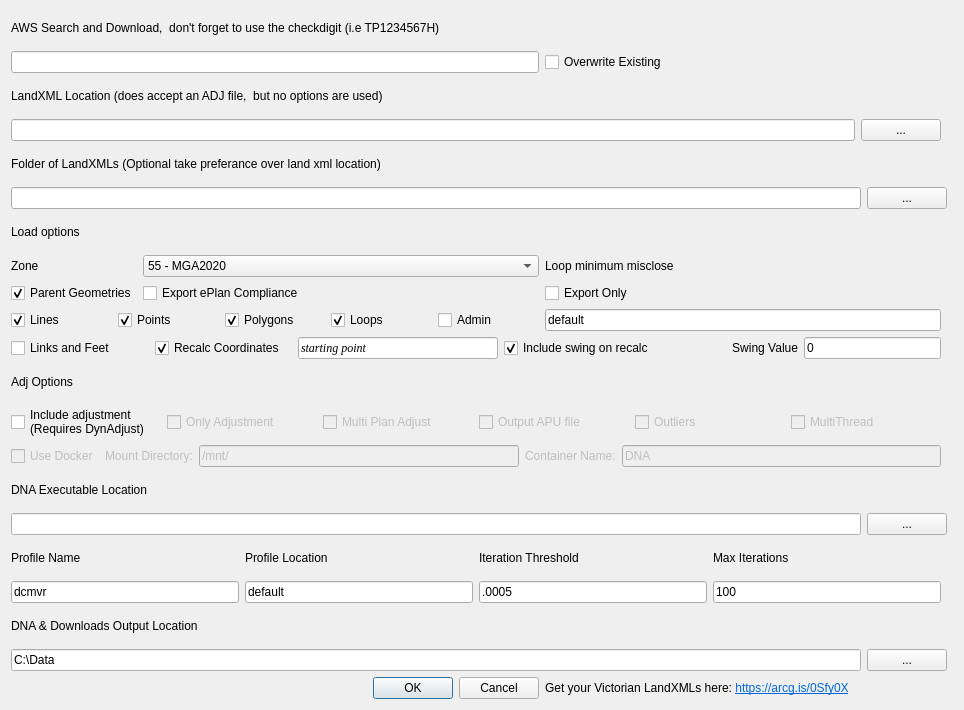
The window that landxml2qgis/landxml2qgis_dialog_base.ui (jameslevershadelwp/landxml2qgis-public) describes before a commit, drawn with Qt 5.
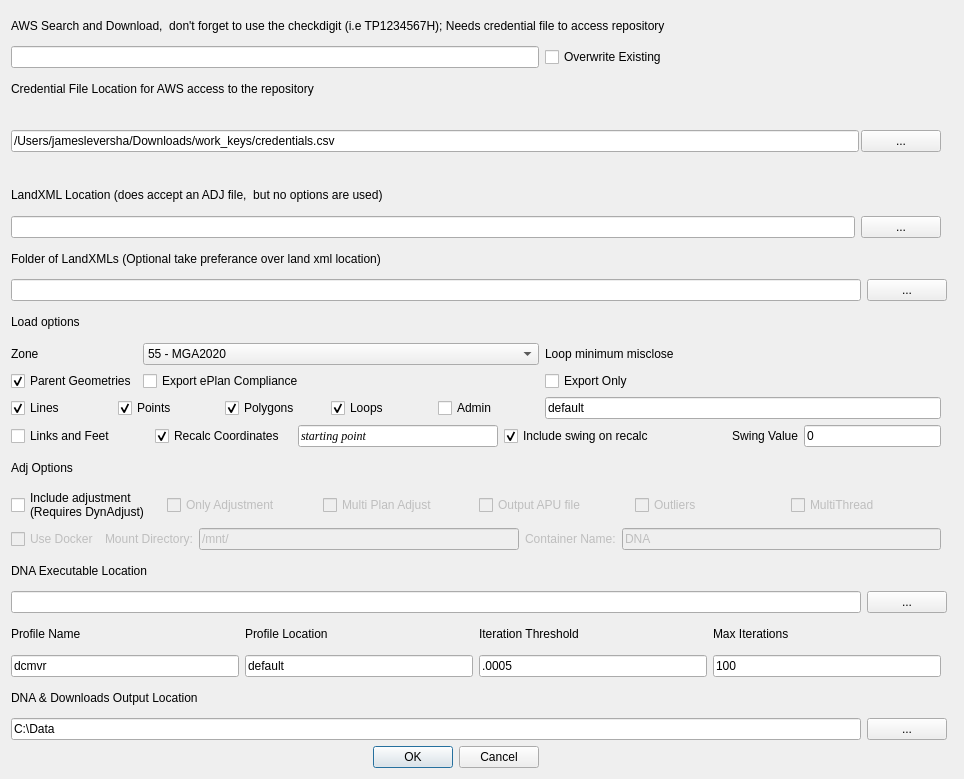
The same window after the commit.

Commit message: added credentials access, needs boto3, botocore and credential file to access. added functionality for easements, added to own layer.

What changed in the file:
```diff
--- a/landxml2qgis/landxml2qgis_dialog_base.ui
+++ b/landxml2qgis/landxml2qgis_dialog_base.ui
@@ -7,160 +7,24 @@
     <x>0</x>
     <y>0</y>
     <width>964</width>
-    <height>710</height>
+    <height>779</height>
    </rect>
   </property>
   <property name="windowTitle">
    <string>XML to QGIS</string>
   </property>
   <layout class="QGridLayout" name="gridLayout">
-   <item row="20" column="0" colspan="3">
-    <layout class="QHBoxLayout" name="horizontalLayout_10">
+   <item row="7" column="0" colspan="3">
+    <layout class="QHBoxLayout" name="horizontalLayout">
      <item>
-      <widget class="QCheckBox" name="linksfeet">
-       <property name="enabled">
-        <bool>true</bool>
-       </property>
-       <property name="text">
-        <string>Links and Feet</string>
-       </property>
-       <property name="checked">
-        <bool>false</bool>
-       </property>
-      </widget>
-     </item>
-     <item>
-      <widget class="QCheckBox" name="recalcCheckBox">
-       <property name="text">
-        <string>Recalc Coordinates</string>
-       </property>
-       <property name="checked">
-        <bool>true</bool>
-       </property>
-      </widget>
-     </item>
-     <item>
-      <widget class="QLineEdit" name="startingPointEdit">
-       <property name="maximumSize">
-        <size>
-         <width>200</width>
-         <height>16777215</height>
-        </size>
-       </property>
-       <property name="font">
-        <font>
-         <family>Georgia</family>
-         <italic>true</italic>
-        </font>
-       </property>
-       <property name="text">
-        <string>starting point</string>
-       </property>
-       <property name="maxLength">
-        <number>20</number>
-       </property>
-      </widget>
-     </item>
-     <item>
-      <widget class="QCheckBox" name="swingCheckBox">
-       <property name="enabled">
-        <bool>true</bool>
-       </property>
-       <property name="text">
-        <string>Include swing on recalc</string>
-       </property>
-       <property name="checked">
-        <bool>true</bool>
-       </property>
-      </widget>
-     </item>
-     <item>
-      <widget class="QLabel" name="label_14">
-       <property name="text">
-        <string>Swing Value</string>
-       </property>
-       <property name="alignment">
-        <set>Qt::AlignRight|Qt::AlignTrailing|Qt::AlignVCenter</set>
-       </property>
-      </widget>
-     </item>
-     <item>
-      <widget class="QLineEdit" name="swingValue">
-       <property name="sizePolicy">
-        <sizepolicy hsizetype="Minimum" vsizetype="Fixed">
-         <horstretch>0</horstretch>
-         <verstretch>0</verstretch>
-        </sizepolicy>
-       </property>
-       <property name="acceptDrops">
-        <bool>false</bool>
-       </property>
-       <property name="toolTip">
-        <string extracomment="Approixmate will take the coordinates in the file and swing to the mean swing value between recalculation and file"/>
-       </property>
-       <property name="toolTipDuration">
-        <number>1</number>
-       </property>
-       <property name="text">
-        <string>0</string>
-       </property>
-       <property name="maxLength">
-        <number>360</number>
-       </property>
-      </widget>
-     </item>
-    </layout>
-   </item>
-   <item row="8" column="0">
-    <widget class="QLabel" name="label_17">
-     <property name="text">
-      <string>Zone</string>
-     </property>
-    </widget>
-   </item>
-   <item row="31" column="0" colspan="3">
-    <layout class="QHBoxLayout" name="horizontalLayout_7">
-     <item>
-      <widget class="QLineEdit" name="lineEdit_11">
-       <property name="text">
-        <string>dcmvr</string>
-       </property>
-      </widget>
-     </item>
-     <item>
-      <widget class="QLineEdit" name="lineEdit_7">
-       <property name="text">
-        <string>default</string>
-       </property>
-      </widget>
-     </item>
-     <item>
-      <widget class="QLineEdit" name="lineEdit_9">
-       <property name="text">
-        <string>.0005</string>
-       </property>
-      </widget>
-     </item>
-     <item>
-      <widget class="QLineEdit" name="lineEdit_8">
-       <property name="text">
-        <string>100</string>
-       </property>
-      </widget>
-     </item>
-    </layout>
-   </item>
-   <item row="26" column="0" colspan="4">
-    <layout class="QHBoxLayout" name="horizontalLayout_2">
-     <item>
-      <widget class="QLineEdit" name="lineEdit_2">
+      <widget class="QLineEdit" name="lineEdit">
        <property name="text">
         <string/>
        </property>
       </widget>
      </item>
      <item>
-      <widget class="QPushButton" name="pushButton_2">
+      <widget class="QPushButton" name="pushButton">
        <property name="text">
         <string>...</string>
        </property>
@@ -168,85 +32,66 @@
      </item>
     </layout>
    </item>
-   <item row="32" column="0" colspan="5">
-    <widget class="QLabel" name="label_3">
+   <item row="1" column="0" colspan="2">
+    <widget class="QLineEdit" name="AWS_LineEdit">
+     <property name="enabled">
+      <bool>true</bool>
+     </property>
+    </widget>
+   </item>
+   <item row="6" column="0" colspan="2">
+    <widget class="QLabel" name="label_2">
      <property name="text">
-      <string>DNA &amp; Downloads Output Location</string>
+      <string>LandXML Location (does accept an ADJ file,  but no options are used)</string>
      </property>
     </widget>
    </item>
-   <item row="35" column="1">
-    <layout class="QHBoxLayout" name="horizontalLayout_9">
-     <item>
-      <widget class="QDialogButtonBox" name="button_box">
-       <property name="orientation">
-        <enum>Qt::Horizontal</enum>
-       </property>
-       <property name="standardButtons">
-        <set>QDialogButtonBox::Cancel|QDialogButtonBox::Ok</set>
-       </property>
-      </widget>
-     </item>
-    </layout>
+   <item row="0" column="0" colspan="5">
+    <widget class="QLabel" name="label_12">
+     <property name="enabled">
+      <bool>true</bool>
+     </property>
+     <property name="text">
+      <string>AWS Search and Download,  don't forget to use the checkdigit (i.e TP1234567H); Needs credential file to access repository</string>
+     </property>
+    </widget>
    </item>
-   <item row="19" column="0" colspan="2">
-    <layout class="QHBoxLayout" name="horizontalLayout_5">
+   <item row="32" column="0" colspan="3">
+    <layout class="QHBoxLayout" name="horizontalLayout_6">
      <item>
-      <widget class="QCheckBox" name="lineCheckBox">
+      <widget class="QLabel" name="label_10">
        <property name="text">
-        <string>Lines</string>
+        <string>Profile Name</string>
        </property>
-       <property name="checked">
-        <bool>true</bool>
-       </property>
       </widget>
      </item>
      <item>
-      <widget class="QCheckBox" name="pointCheckBox">
+      <widget class="QLabel" name="label_11">
        <property name="text">
-        <string>Points</string>
+        <string>Profile Location</string>
        </property>
-       <property name="checked">
-        <bool>true</bool>
-       </property>
       </widget>
      </item>
      <item>
-      <widget class="QCheckBox" name="polygonCheckBox">
-       <property name="text">
-        <string>Polygons</string>
+      <widget class="QLabel" name="label_8">
+       <property name="layoutDirection">
+        <enum>Qt::LeftToRight</enum>
        </property>
-       <property name="checked">
-        <bool>true</bool>
-       </property>
-      </widget>
-     </item>
-     <item>
-      <widget class="QCheckBox" name="loopCheckBox">
-       <property name="enabled">
-        <bool>true</bool>
-       </property>
        <property name="text">
-        <string>Loops</string>
+        <string>Iteration Threshold</string>
        </property>
-       <property name="checked">
-        <bool>true</bool>
-       </property>
       </widget>
      </item>
      <item>
-      <widget class="QCheckBox" name="adminCheckBox">
+      <widget class="QLabel" name="label_7">
        <property name="text">
-        <string>Admin</string>
+        <string>Max Iterations</string>
        </property>
-       <property name="checked">
-        <bool>false</bool>
-       </property>
       </widget>
      </item>
     </layout>
    </item>
-   <item row="24" column="0" colspan="3">
+   <item row="28" column="0" colspan="3">
     <layout class="QHBoxLayout" name="horizontalLayout_11">
      <property name="sizeConstraint">
       <enum>QLayout::SetDefaultConstraint</enum>
@@ -324,17 +169,71 @@
      </item>
     </layout>
    </item>
-   <item row="0" column="0" colspan="5">
-    <widget class="QLabel" name="label_12">
-     <property name="enabled">
-      <bool>true</bool>
-     </property>
+   <item row="23" column="0" colspan="2">
+    <layout class="QHBoxLayout" name="horizontalLayout_5">
+     <item>
+      <widget class="QCheckBox" name="lineCheckBox">
+       <property name="text">
+        <string>Lines</string>
+       </property>
+       <property name="checked">
+        <bool>true</bool>
+       </property>
+      </widget>
+     </item>
+     <item>
+      <widget class="QCheckBox" name="pointCheckBox">
+       <property name="text">
+        <string>Points</string>
+       </property>
+       <property name="checked">
+        <bool>true</bool>
+       </property>
+      </widget>
+     </item>
+     <item>
+      <widget class="QCheckBox" name="polygonCheckBox">
+       <property name="text">
+        <string>Polygons</string>
+       </property>
+       <property name="checked">
+        <bool>true</bool>
+       </property>
+      </widget>
+     </item>
+     <item>
+      <widget class="QCheckBox" name="loopCheckBox">
+       <property name="enabled">
+        <bool>true</bool>
+       </property>
+       <property name="text">
+        <string>Loops</string>
+       </property>
+       <property name="checked">
+        <bool>true</bool>
+       </property>
+      </widget>
+     </item>
+     <item>
+      <widget class="QCheckBox" name="adminCheckBox">
+       <property name="text">
+        <string>Admin</string>
+       </property>
+       <property name="checked">
+        <bool>false</bool>
+       </property>
+      </widget>
+     </item>
+    </layout>
+   </item>
+   <item row="13" column="1">
+    <widget class="QCheckBox" name="exportCheckBox">
      <property name="text">
-      <string>AWS Search and Download,  don't forget to use the checkdigit (i.e TP1234567H)</string>
+      <string>Export ePlan Compliance</string>
      </property>
     </widget>
    </item>
-   <item row="23" column="0" colspan="3">
+   <item row="27" column="0" colspan="3">
     <layout class="QHBoxLayout" name="horizontalLayout_8">
      <item>
       <widget class="QCheckBox" name="runDNACheckBox">
@@ -408,42 +307,104 @@
      </item>
     </layout>
    </item>
-   <item row="21" column="0">
+   <item row="12" column="1">
+    <widget class="QComboBox" name="zoneComboBox">
+     <item>
+      <property name="text">
+       <string>55 - MGA2020</string>
+      </property>
+     </item>
+     <item>
+      <property name="text">
+       <string>54 - MGA2020</string>
+      </property>
+     </item>
+     <item>
+      <property name="text">
+       <string>VicGrid - MGA2020</string>
+      </property>
+     </item>
+     <item>
+      <property name="text">
+       <string>GDA2020</string>
+      </property>
+     </item>
+     <item>
+      <property name="text">
+       <string>56- MGA2020</string>
+      </property>
+     </item>
+     <item>
+      <property name="text">
+       <string>53 - MGA2020</string>
+      </property>
+     </item>
+    </widget>
+   </item>
+   <item row="25" column="0">
     <widget class="QLabel" name="label_6">
      <property name="text">
       <string>Adj Options</string>
      </property>
     </widget>
    </item>
-   <item row="25" column="0" colspan="4">
+   <item row="12" column="0">
+    <widget class="QLabel" name="label_17">
+     <property name="text">
+      <string>Zone</string>
+     </property>
+    </widget>
+   </item>
+   <item row="29" column="0" colspan="4">
     <widget class="QLabel" name="label">
      <property name="text">
       <string>DNA Executable Location</string>
      </property>
     </widget>
    </item>
-   <item row="7" column="0" colspan="2">
-    <widget class="QLabel" name="label_5">
-     <property name="text">
-      <string>Load options</string>
-     </property>
-    </widget>
-   </item>
-   <item row="8" column="2">
+   <item row="12" column="2">
     <widget class="QLabel" name="label_9">
      <property name="text">
       <string>Loop minimum misclose</string>
      </property>
     </widget>
    </item>
-   <item row="5" column="0" colspan="2">
-    <widget class="QLabel" name="label_4">
+   <item row="1" column="2">
+    <layout class="QVBoxLayout" name="verticalLayout">
+     <item>
+      <widget class="QCheckBox" name="overwriteCheckBox">
+       <property name="enabled">
+        <bool>true</bool>
+       </property>
+       <property name="text">
+        <string>Overwrite Existing</string>
+       </property>
+      </widget>
+     </item>
+    </layout>
+   </item>
+   <item row="13" column="2">
+    <widget class="QCheckBox" name="exportOnlyCheckBox">
      <property name="text">
-      <string>Folder of LandXMLs (Optional take preferance over land xml location)</string>
+      <string>Export Only</string>
      </property>
     </widget>
    </item>
-   <item row="33" column="0" colspan="4">
+   <item row="39" column="1">
+    <layout class="QHBoxLayout" name="horizontalLayout_9">
+     <item>
+      <widget class="QDialogButtonBox" name="button_box">
+       <property name="orientation">
+        <enum>Qt::Horizontal</enum>
+       </property>
+       <property name="standardButtons">
+        <set>QDialogButtonBox::Cancel|QDialogButtonBox::Ok</set>
+       </property>
+      </widget>
+     </item>
+    </layout>
+   </item>
+   <item row="37" column="0" colspan="4">
     <layout class="QHBoxLayout" name="horizontalLayout_3">
      <item>
       <widget class="QLineEdit" name="lineEdit_3">
@@ -464,17 +425,17 @@
      </item>
     </layout>
    </item>
-   <item row="3" column="0" colspan="3">
-    <layout class="QHBoxLayout" name="horizontalLayout">
+   <item row="30" column="0" colspan="4">
+    <layout class="QHBoxLayout" name="horizontalLayout_2">
      <item>
-      <widget class="QLineEdit" name="lineEdit">
+      <widget class="QLineEdit" name="lineEdit_2">
        <property name="text">
         <string/>
        </property>
       </widget>
      </item>
      <item>
-      <widget class="QPushButton" name="pushButton">
+      <widget class="QPushButton" name="pushButton_2">
        <property name="text">
         <string>...</string>
        </property>
@@ -482,21 +443,150 @@
      </item>
     </layout>
    </item>
-   <item row="1" column="2">
-    <layout class="QVBoxLayout" name="verticalLayout">
+   <item row="11" column="0" colspan="2">
+    <widget class="QLabel" name="label_5">
+     <property name="text">
+      <string>Load options</string>
+     </property>
+    </widget>
+   </item>
+   <item row="2" column="0" colspan="2">
+    <widget class="QLabel" name="label_18">
+     <property name="text">
+      <string>Credential File Location for AWS access to the repository</string>
+     </property>
+    </widget>
+   </item>
+   <item row="35" column="0" colspan="3">
+    <layout class="QHBoxLayout" name="horizontalLayout_7">
      <item>
-      <widget class="QCheckBox" name="overwriteCheckBox">
+      <widget class="QLineEdit" name="lineEdit_11">
+       <property name="text">
+        <string>dcmvr</string>
+       </property>
+      </widget>
+     </item>
+     <item>
+      <widget class="QLineEdit" name="lineEdit_7">
+       <property name="text">
+        <string>default</string>
+       </property>
+      </widget>
+     </item>
+     <item>
+      <widget class="QLineEdit" name="lineEdit_9">
+       <property name="text">
+        <string>.0005</string>
+       </property>
+      </widget>
+     </item>
+     <item>
+      <widget class="QLineEdit" name="lineEdit_8">
+       <property name="text">
+        <string>100</string>
+       </property>
+      </widget>
+     </item>
+    </layout>
+   </item>
+   <item row="24" column="0" colspan="3">
+    <layout class="QHBoxLayout" name="horizontalLayout_10">
+     <item>
+      <widget class="QCheckBox" name="linksfeet">
        <property name="enabled">
         <bool>true</bool>
        </property>
        <property name="text">
-        <string>Overwrite Existing</string>
+        <string>Links and Feet</string>
        </property>
+       <property name="checked">
+        <bool>false</bool>
+       </property>
       </widget>
      </item>
+     <item>
+      <widget class="QCheckBox" name="recalcCheckBox">
+       <property name="text">
+        <string>Recalc Coordinates</string>
+       </property>
+       <property name="checked">
+        <bool>true</bool>
+       </property>
+      </widget>
+     </item>
+     <item>
+      <widget class="QLineEdit" name="startingPointEdit">
+       <property name="maximumSize">
+        <size>
+         <width>200</width>
+         <height>16777215</height>
+        </size>
+       </property>
+       <property name="font">
+        <font>
+         <family>Georgia</family>
+         <italic>true</italic>
+        </font>
+       </property>
+       <property name="text">
+        <string>starting point</string>
+       </property>
+       <property name="maxLength">
+        <number>20</number>
+       </property>
+      </widget>
+     </item>
+     <item>
+      <widget class="QCheckBox" name="swingCheckBox">
+       <property name="enabled">
+        <bool>true</bool>
+       </property>
+       <property name="text">
+        <string>Include swing on recalc</string>
+       </property>
+       <property name="checked">
+        <bool>true</bool>
+       </property>
+      </widget>
+     </item>
+     <item>
+      <widget class="QLabel" name="label_14">
+       <property name="text">
+        <string>Swing Value</string>
+       </property>
+       <property name="alignment">
+        <set>Qt::AlignRight|Qt::AlignTrailing|Qt::AlignVCenter</set>
+       </property>
+      </widget>
+     </item>
+     <item>
+      <widget class="QLineEdit" name="swingValue">
+       <property name="sizePolicy">
+        <sizepolicy hsizetype="Minimum" vsizetype="Fixed">
+         <horstretch>0</horstretch>
+         <verstretch>0</verstretch>
+        </sizepolicy>
+       </property>
+       <property name="acceptDrops">
+        <bool>false</bool>
+       </property>
+       <property name="toolTip">
+        <string extracomment="Approixmate will take the coordinates in the file and swing to the mean swing value between recalculation and file"/>
+       </property>
+       <property name="toolTipDuration">
+        <number>1</number>
+       </property>
+       <property name="text">
+        <string>0</string>
+       </property>
+       <property name="maxLength">
+        <number>360</number>
+       </property>
+      </widget>
+     </item>
     </layout>
    </item>
-   <item row="19" column="2">
+   <item row="23" column="2">
     <widget class="QLineEdit" name="lineEdit_10">
      <property name="text">
       <string>default</string>
@@ -506,31 +596,7 @@
      </property>
     </widget>
    </item>
-   <item row="1" column="0" colspan="2">
-    <widget class="QLineEdit" name="AWS_LineEdit">
-     <property name="enabled">
-      <bool>true</bool>
-     </property>
-    </widget>
-   </item>
-   <item row="2" column="0" colspan="2">
-    <widget class="QLabel" name="label_2">
-     <property name="text">
-      <string>LandXML Location (does accept an ADJ file,  but no options are used)</string>
-     </property>
-    </widget>
-   </item>
-   <item row="35" column="2">
-    <widget class="QLabel" name="label_13">
-     <property name="text">
-      <string>&lt;html&gt;&lt;head/&gt;&lt;body&gt;&lt;p&gt;Get your Victorian LandXMLs here:  &lt;a href=&quot; https://arcg.is/0Sfy0X&quot;&gt;&lt;span style=&quot; text-decoration: underline; color:#0068da;&quot;&gt;https://arcg.is/0Sfy0X&lt;/span&gt;&lt;/a&gt;&lt;/p&gt;&lt;/body&gt;&lt;/html&gt;</string>
-     </property>
-     <property name="openExternalLinks">
-      <bool>true</bool>
-     </property>
-    </widget>
-   </item>
-   <item row="6" column="0" colspan="4">
+   <item row="10" column="0" colspan="4">
     <layout class="QHBoxLayout" name="horizontalLayout_4">
      <item>
       <widget class="QLineEdit" name="lineEdit_4">
@@ -548,83 +614,7 @@
      </item>
     </layout>
    </item>
-   <item row="8" column="1">
-    <widget class="QComboBox" name="zoneComboBox">
-     <item>
-      <property name="text">
-       <string>55 - MGA2020</string>
-      </property>
-     </item>
-     <item>
-      <property name="text">
-       <string>54 - MGA2020</string>
-      </property>
-     </item>
-     <item>
-      <property name="text">
-       <string>VicGrid - MGA2020</string>
-      </property>
-     </item>
-     <item>
-      <property name="text">
-       <string>GDA2020</string>
-      </property>
-     </item>
-     <item>
-      <property name="text">
-       <string>56- MGA2020</string>
-      </property>
-     </item>
-     <item>
-      <property name="text">
-       <string>53 - MGA2020</string>
-      </property>
-     </item>
-    </widget>
-   </item>
-   <item row="28" column="0" colspan="3">
-    <layout class="QHBoxLayout" name="horizontalLayout_6">
-     <item>
-      <widget class="QLabel" name="label_10">
-       <property name="text">
-        <string>Profile Name</string>
-       </property>
-      </widget>
-     </item>
-     <item>
-      <widget class="QLabel" name="label_11">
-       <property name="text">
-        <string>Profile Location</string>
-       </property>
-      </widget>
-     </item>
-     <item>
-      <widget class="QLabel" name="label_8">
-       <property name="layoutDirection">
-        <enum>Qt::LeftToRight</enum>
-       </property>
-       <property name="text">
-        <string>Iteration Threshold</string>
-       </property>
-      </widget>
-     </item>
-     <item>
-      <widget class="QLabel" name="label_7">
-       <property name="text">
-        <string>Max Iterations</string>
-       </property>
-      </widget>
-     </item>
-    </layout>
-   </item>
-   <item row="9" column="2">
-    <widget class="QCheckBox" name="exportOnlyCheckBox">
-     <property name="text">
-      <string>Export Only</string>
-     </property>
-    </widget>
-   </item>
-   <item row="9" column="0">
+   <item row="13" column="0">
     <widget class="QCheckBox" name="parentGeometryCheckBox">
      <property name="text">
       <string>Parent Geometries</string>
@@ -634,13 +624,47 @@
      </property>
     </widget>
    </item>
-   <item row="9" column="1">
-    <widget class="QCheckBox" name="exportCheckBox">
+   <item row="36" column="0" colspan="5">
+    <widget class="QLabel" name="label_3">
      <property name="text">
-      <string>Export ePlan Compliance</string>
+      <string>DNA &amp; Downloads Output Location</string>
      </property>
     </widget>
    </item>
+   <item row="9" column="0" colspan="2">
+    <widget class="QLabel" name="label_4">
+     <property name="text">
+      <string>Folder of LandXMLs (Optional take preferance over land xml location)</string>
+     </property>
+    </widget>
+   </item>
+   <item row="3" column="0" rowspan="2" colspan="3">
+    <layout class="QHBoxLayout" name="horizontalLayout_13" stretch="0,0">
+     <property name="spacing">
+      <number>2</number>
+     </property>
+     <property name="sizeConstraint">
+      <enum>QLayout::SetDefaultConstraint</enum>
+     </property>
+     <property name="bottomMargin">
+      <number>1</number>
+     </property>
+     <item>
+      <widget class="QLineEdit" name="lineEdit_5">
+       <property name="text">
+        <string>/Users/jamesleversha/Downloads/work_keys/credentials.csv</string>
+       </property>
+      </widget>
+     </item>
+     <item>
+      <widget class="QPushButton" name="pushButton_5">
+       <property name="text">
+        <string>...</string>
+       </property>
+      </widget>
+     </item>
+    </layout>
+   </item>
   </layout>
  </widget>
  <resources/>
```
The commit also changes 6 other files.
